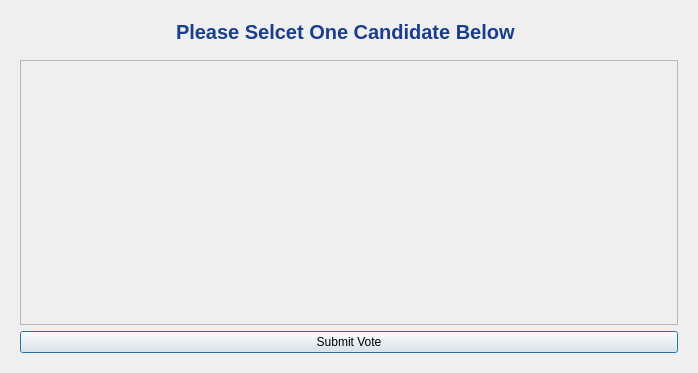
The window that E-voting-system/Experiment/vote_casting.ui (Kashan-Baig/E-VOTING) describes before a commit, drawn with Qt 5.
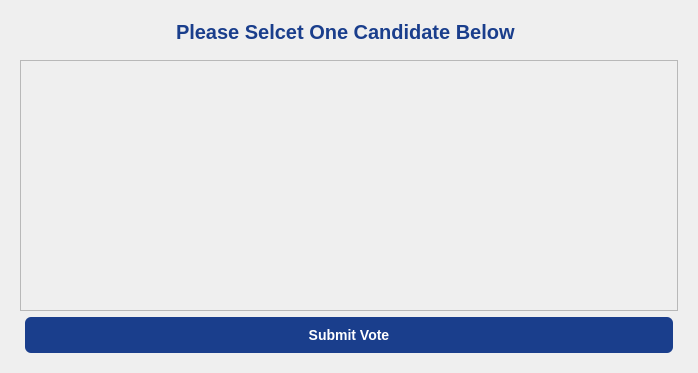
The same window after the commit.

Diff of the .ui file:
```diff
--- a/E-voting-system/Experiment/vote_casting.ui
+++ b/E-voting-system/Experiment/vote_casting.ui
@@ -43,7 +43,7 @@
              <x>0</x>
              <y>0</y>
              <width>658</width>
-             <height>260</height>
+             <height>245</height>
             </rect>
            </property>
            <layout class="QVBoxLayout" name="verticalLayout"/>
@@ -52,6 +52,17 @@
         </item>
         <item>
          <widget class="QPushButton" name="submitButton">
+          <property name="styleSheet">
+           <string notr="true"> background-color: rgb(26, 62, 140);
+    color: white;
+    border: none;
+    border-radius: 6px;
+    padding: 10px 20px;
+    margin: 0 5px;
+    font-size: 14px;
+    font-weight: 600;
+    min-width: 120px;</string>
+          </property>
           <property name="text">
            <string>Submit Vote</string>
           </property>
```
